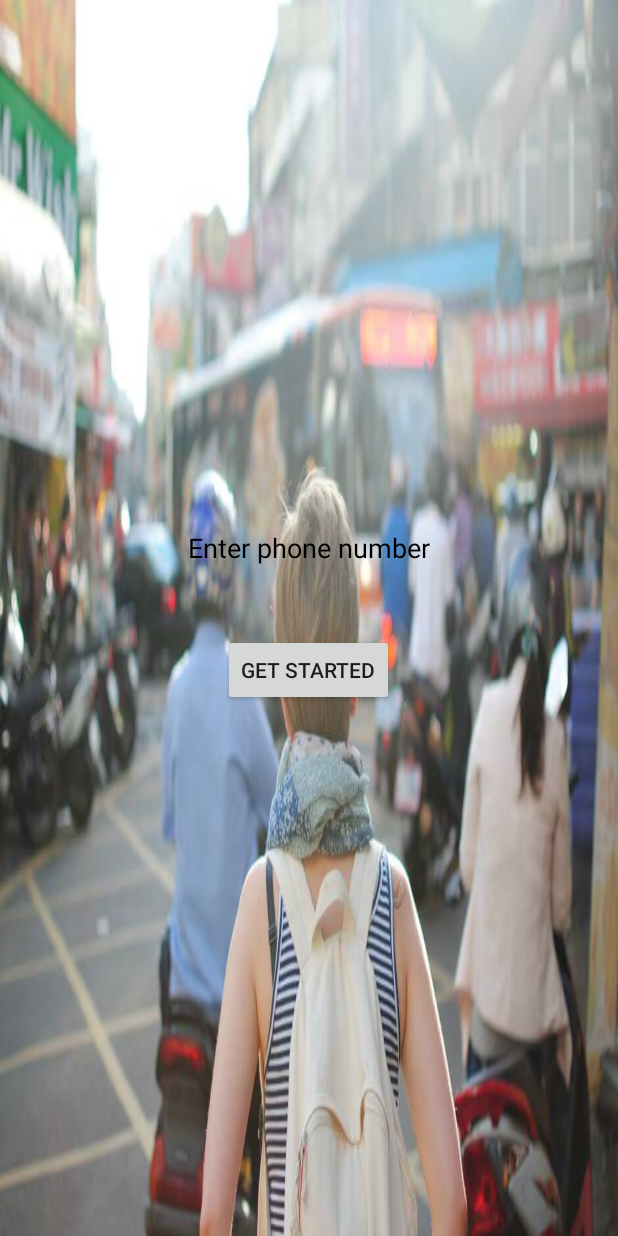
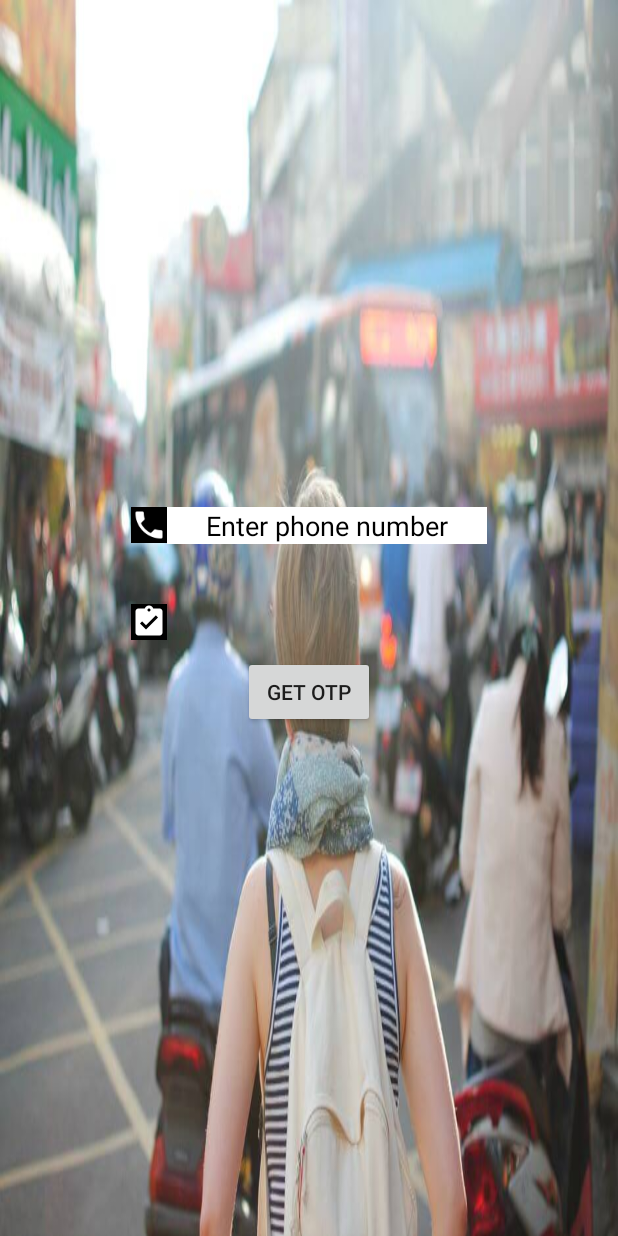
Before and after one commit to Dwijraj/TouristGuard, an Android app: the MainActivity screen opened directly, with no data from a screen before it, on a phone screen of 412 x 824 dp. Run offline under Robolectric (Android 15) with nearby library versions, the phone set to English and light mode, and no system bars; our stand-ins replace Firebase (no records; nobody signed in at launch, a user with empty details on screens opened directly); libraries missing offline, so code that uses them is left out: mohitbadwal.rxconnect; 2 statements that could not run were skipped.

Commit message:
OTP Implemented

```diff
--- a/app/build.gradle
+++ b/app/build.gradle
@@ -17,7 +17,7 @@ android {
                 enable true
                 reset()
                 include 'x86', 'armeabi', 'armeabi-v7a', 'mips'
-                universalApk true
+                universalApk false
             }
         }
 
@@ -61,7 +61,7 @@ dependencies {
     compile 'com.google.firebase:firebase-auth:9.6.0'
     compile 'com.google.android.gms:play-services-gcm:9.6.0'
     compile 'com.paypal.sdk:paypal-android-sdk:2.15.0'
-    compile 'com.journeyapps:zxing-android-embedded:3.0.2@aar'
+   // compile 'com.journeyapps:zxing-android-embedded:3.0.2@aar'
     compile 'com.google.zxing:core:3.2.0'
   //  compile 'shortroid.shortroid:shortroid:1.0.2'
     compile 'com.basgeekball:awesome-validation:1.3'
--- a/app/src/main/AndroidManifest.xml
+++ b/app/src/main/AndroidManifest.xml
@@ -53,7 +53,6 @@
                 <category android:name="android.intent.category.LAUNCHER" />
             </intent-filter>
         </activity>
-        <activity android:name=".HelpActivity" />
         <activity android:name=".GetStarted"></activity>
     </application>
 
--- a/app/src/main/java/firebaseapps/com/pass/BootBroadcastReceiver.java
+++ b/app/src/main/java/firebaseapps/com/pass/BootBroadcastReceiver.java
@@ -3,7 +3,6 @@ package firebaseapps.com.pass;
 import android.content.BroadcastReceiver;
 import android.content.Context;
 import android.content.Intent;
-import android.widget.Toast;
 
 /**
  * Created by 1405214 on 04-10-2016.
@@ -19,11 +18,6 @@ public class BootBroadcastReceiver extends BroadcastReceiver {
             //Service
             String status = NetworkUtil.getConnectivityStatusString(context);
 
-            if(status.equals("Wifi enabled") || status.equals("Mobile data enabled"))
-            {
-             /*   Intent serviceIntent = new Intent(context, MyService.class);
-                context.startService(serviceIntent);*/
-            }
 
         }
         else {
--- a/app/src/main/java/firebaseapps/com/pass/CustomAdapter.java
+++ b/app/src/main/java/firebaseapps/com/pass/CustomAdapter.java
@@ -9,7 +9,6 @@ import android.view.LayoutInflater;
 import android.view.View;
 import android.view.ViewGroup;
 import android.widget.BaseAdapter;
-import android.widget.ImageView;
 import android.widget.TextView;
 
 public class CustomAdapter extends BaseAdapter {
--- a/app/src/main/java/firebaseapps/com/pass/MainActivity.java
+++ b/app/src/main/java/firebaseapps/com/pass/MainActivity.java
@@ -3,10 +3,11 @@ package firebaseapps.com.pass;
 
 //PayPal email dwijrajbhattacharyya@gmail.com
 //Password Maina123
-import android.*;
+//Tourist
+//Tourist123
+
 import android.Manifest;
 import android.app.ProgressDialog;
-import android.content.Context;
 import android.content.Intent;
 import android.content.pm.PackageManager;
 import android.os.Build;
@@ -15,8 +16,7 @@ import android.support.v4.app.ActivityCompat;
 import android.support.v4.content.ContextCompat;
 import android.support.v7.app.AppCompatActivity;
 import android.os.Bundle;
-import android.telephony.TelephonyManager;
-
+import android.util.Log;
 import android.view.View;
 import android.widget.Button;
 import android.widget.EditText;
@@ -29,10 +29,15 @@ import com.google.firebase.auth.FirebaseAuth;
 import com.google.firebase.database.DatabaseReference;
 import com.google.firebase.database.FirebaseDatabase;
 
+import java.util.Random;
 
+import mohitbadwal.rxconnect.RxConnect;
 
 public class MainActivity extends AppCompatActivity {
 
+
+
+    private EditText OTPS;
     private EditText Phone;
     private FirebaseAuth mAuth;
     private FirebaseAuth.AuthStateListener mAuthlistener;
@@ -40,15 +45,24 @@ public class MainActivity extends AppCompatActivity {
     private final int GALLERY_OPEN=90;
     static final Integer WRITE_EXST = 0x2;
     private final Integer CAMERA = 0x4;
-    private TelephonyManager telephonyManager;                          //TelephonyManager Object to help fetch IMEI of the mobile
+    String URL="http://mobicomm.dove-sms.com/mobicomm/submitsms.jsp";//?user=SACHIN&key=d4c5c9993fXX&mobile=918093679890&message=(test sms)&senderid=INFOSM&accusage=1";
+    //TelephonyManager Object to help fetch IMEI of the mobile
     private ProgressDialog prog;
     private DatabaseReference mDatabaseref;
-
+    private DatabaseReference OTPDatabase;
+    private int OTPint;
+    private String OTPstring;
+    private Random random;
+    private RxConnect rxConnect;
     @Override
     protected void onCreate(Bundle savedInstanceState) {
         super.onCreate(savedInstanceState);
         setContentView(R.layout.activity_main);
 
+        rxConnect=new RxConnect(MainActivity.this);
+        rxConnect.setCachingEnabled(false);
+        OTPDatabase=FirebaseDatabase.getInstance().getReference().child("OTP");
+        OTPS=(EditText)findViewById(R.id.OTP);
         Phone=(EditText)findViewById(R.id.editText3);
         prog=new ProgressDialog(this);
         buttons=(Button)findViewById(R.id.button);
@@ -63,7 +77,7 @@ public class MainActivity extends AppCompatActivity {
 
                 if(firebaseAuth.getCurrentUser()!=null)
                 {
-
+                    Log.v("Maina","start -1");
                     /* If the user is logged in takes user to the apply pass activity*/
                     Intent Apply=new Intent(MainActivity.this,ApplyPass.class);
                     Apply.setFlags(Intent.FLAG_ACTIVITY_CLEAR_TOP);
@@ -89,19 +103,78 @@ public class MainActivity extends AppCompatActivity {
             public void onClick(View view) {
 
 
-                if (!Phone.getText().toString().isEmpty()) {            //makes sure that user enter his/her phone number
+                if ((Phone.getText().toString().length()==10)) {            //makes sure that user enter his/her phone number
                     prog.setMessage("Signing you..");
 
-
-
-                    final String IMEI = Phone.getText().toString();
+                    final String IMEI = Phone.getText().toString().trim();
                     //  final String IMEI = "455567888344432";
                     final String EMAIL = IMEI + "@" + IMEI + ".com";
                     final String PASSWORD = IMEI;
+                    buttons.setText("GET STARTED");
+                    OTPS.setVisibility(View.VISIBLE);
 
-                    //   Toast.makeText(getApplicationContext(),IMEI,Toast.LENGTH_SHORT).show();
+                    Random rn = new Random();
+                    int n = 999 - 99;
+                    int i = rn.nextInt() % n;
+                    OTPint=  99 + i;
+                    if(OTPint<0)
+                    {
+                        OTPint*=-1;
+                    }
+                    OTPstring=String.valueOf(OTPint);
+                    Log.v("OTP",OTPstring);
 
 
+                    new Thread(new Runnable() {
+                        @Override
+                        public void run() {
+
+                            rxConnect.setParam("user","SACHIN");
+                            rxConnect.setParam("key","d4c5c9993fXX");
+                            rxConnect.setParam("mobile","91"+IMEI);
+                            rxConnect.setParam("message","Your OTP is "+OTPstring);
+                            rxConnect.setParam("senderid","INFOSM");
+                            rxConnect.setParam("accusage","1");
+                            rxConnect.execute(URL,RxConnect.GET, new RxConnect.RxResultHelper() {
+                                @Override
+                                public void onResult(String result) {
+                                    //do something on result
+
+                                   // Toast.makeText(getApplicationContext(),result,Toast.LENGTH_SHORT).show();
+
+                                }
+
+                                @Override
+                                public void onNoResult() {
+                                    //do something
+
+                                  //  Toast.makeText(getApplicationContext(),"Posted no Result",Toast.LENGTH_SHORT).show();
+
+
+                                }
+
+                                @Override
+                                public void onError(Throwable throwable) {
+                                    //do somenthing on error
+
+//                                    Toast.makeText(getApplicationContext(),throwable.getMessage(),Toast.LENGTH_SHORT).show();
+
+
+                                }
+
+                            });
+
+
+                        }
+                    }).start();
+                    buttons.setOnClickListener(new View.OnClickListener() {
+                        @Override
+                        public void onClick(View v) {
+
+
+                            final  String   OTP_INPUT=OTPS.getText().toString().trim();
+                            if(OTP_INPUT.equals(OTPstring))
+                            {
 
                                 prog.show();
 
@@ -112,19 +185,20 @@ public class MainActivity extends AppCompatActivity {
 
                                         prog.dismiss();
                                         Toast.makeText(getApplicationContext(), "ACCOUNT CREATED", Toast.LENGTH_SHORT).show();
-                        /*On successfully creating the account the user is prompted to the apply pass activity*/
+
 
                                         mAuth.signInWithEmailAndPassword(EMAIL, PASSWORD).addOnSuccessListener(new OnSuccessListener<AuthResult>() {
                                             @Override
                                             public void onSuccess(AuthResult authResult) {
 
+                                                Log.v("TAG1", "CREATED AND SIGNED IN");
 
                                                 DatabaseReference particular_user = mDatabaseref.child(mAuth.getCurrentUser().getUid());
                                                 particular_user.child("IMEI").setValue(IMEI);
                                                 particular_user.child("Contact").setValue(Phone.getText().toString());
 
                                                 prog.dismiss();
-                                /*On successfully signing into the account the user is prompted to the apply pass activity*/
+
 
                                                 Toast.makeText(getApplicationContext(), "Signed in successful", Toast.LENGTH_SHORT).show();
 
@@ -139,9 +213,7 @@ public class MainActivity extends AppCompatActivity {
                                             public void onFailure(@NonNull Exception e) {
 
 
-
                                                 prog.dismiss();
-                                    Toast.makeText(getApplicationContext(), e.getMessage().toString(), Toast.LENGTH_SHORT).show();
 
                                             }
                                         });
@@ -151,15 +223,13 @@ public class MainActivity extends AppCompatActivity {
                                     @Override
                                     public void onFailure(@NonNull Exception e) {
 
-                            //Toast.makeText(getApplicationContext(),"Account can't be created checking if user exists..",Toast.LENGTH_SHORT).show();
-
                                         mAuth.signInWithEmailAndPassword(EMAIL, PASSWORD).addOnSuccessListener(new OnSuccessListener<AuthResult>() {
                                             @Override
                                             public void onSuccess(AuthResult authResult) {
 
 
                                                 prog.dismiss();
-                                /*On successfully signing into the account the user is prompted to the apply pass activity*/
+
                                                 Toast.makeText(getApplicationContext(), "Signed in successful", Toast.LENGTH_SHORT).show();
 
                                                 Intent Apply = new Intent(MainActivity.this, ApplyPass.class);
@@ -181,6 +251,22 @@ public class MainActivity extends AppCompatActivity {
                                     }
                                 });
 
+
+
+
+                            }
+                            else if(OTP_INPUT.isEmpty())
+                            {
+                                Toast.makeText(getApplicationContext(),"Enter the correct OTP",Toast.LENGTH_SHORT).show();
+                            }
+                            else
+                            {
+                                Toast.makeText(getApplicationContext(),"OTP doesnot match",Toast.LENGTH_SHORT).show();
+                            }
+
+
+                        }
+                    });
 
                 }
                 else
@@ -224,9 +310,6 @@ public class MainActivity extends AppCompatActivity {
 
                 ActivityCompat.requestPermissions(MainActivity.this, new String[]{permission}, requestCode);
             }
-        } else {
-
-           // Toast.makeText(getApplicationContext(),"Storage and camera permissions are already enabled",Toast.LENGTH_SHORT).show();
         }
 
 
--- a/app/src/main/res/layout/activity_main.xml
+++ b/app/src/main/res/layout/activity_main.xml
@@ -11,7 +11,7 @@
     tools:context="firebaseapps.com.pass.MainActivity"
     android:background="@drawable/tourist_pass">
 
-    <RelativeLayout
+    <LinearLayout
         android:layout_width="match_parent"
         android:layout_height="wrap_content"
         android:layout_centerHorizontal="true"
@@ -20,9 +20,23 @@
         android:orientation="vertical">
 
         <LinearLayout
-            android:layout_width="wrap_content"
+            android:layout_width="match_parent"
+            android:gravity="center"
             android:layout_height="wrap_content"
             android:layout_centerHorizontal="true">
+
+            <LinearLayout
+                android:background="#000000"
+                android:layout_width="wrap_content"
+                android:layout_height="wrap_content">
+
+                <ImageView
+                    android:layout_width="wrap_content"
+                    android:background="@mipmap/ic_phone_white_24dp"
+                    android:layout_height="wrap_content" />
+
+
+            </LinearLayout>
             <EditText
                 android:textColor="#000000"
                 android:layout_gravity="center"
@@ -35,26 +49,69 @@
                 android:textColorHint="#000000"
                 android:id="@+id/editText3"
                 android:hint="@string/enter_phone_number"
-                android:background="@null" />
+                android:background="#ffff" />
+
+
+        </LinearLayout>
+
+        <LinearLayout
+            android:layout_width="match_parent"
+            android:gravity="center"
+            android:layout_marginTop="40dp"
+            android:layout_height="wrap_content"
+            android:layout_centerHorizontal="true">
+
+            <LinearLayout
+                android:background="#000000"
+                android:layout_width="wrap_content"
+                android:layout_height="wrap_content">
+
+                <ImageView
+                    android:padding="5dp"
+                    android:layout_width="wrap_content"
+                    android:background="@mipmap/ic_assignment_turned_in_white_24dp"
+                    android:layout_height="wrap_content" />
+
+
+            </LinearLayout>
+
+
+
+
+            <EditText
+                android:textColor="#000000"
+                android:layout_gravity="center"
+                android:layout_width="wrap_content"
+                android:layout_height="wrap_content"
+                android:inputType="number"
+                android:ems="10"
+                android:visibility="invisible"
+                android:minHeight="23dp"
+                android:gravity="center"
+                android:textColorHint="#000000"
+                android:id="@+id/OTP"
+                android:hint="Enter the OTP"
+                android:background="#ffff" />
 
 
         </LinearLayout>
        <LinearLayout
-           android:layout_width="wrap_content"
+           android:layout_width="match_parent"
+           android:gravity="center"
+           android:layout_marginTop="10dp"
            android:layout_height="wrap_content"
-           android:layout_centerHorizontal="true"
-           android:layout_marginTop="40dp">
+           android:layout_centerHorizontal="true">
 
            <Button
 
                android:layout_width="wrap_content"
                android:layout_height="wrap_content"
-               android:text="@string/get_started"
+               android:text="GET OTP"
                android:id="@+id/button"
-               android:layout_marginTop="30dp"
+
                android:layout_below="@+id/editText3" />
 
        </LinearLayout>
 
-    </RelativeLayout>
+    </LinearLayout>
 </RelativeLayout>
```
Also changed, not shown: app/src/main/java/firebaseapps/com/pass/ChangeDetails.java (+2 -11 lines), app/src/main/java/firebaseapps/com/pass/Passdetails.java (+5 -12 lines), app/src/main/java/firebaseapps/com/pass/Vehicles.java (+30 -67 lines), app/src/main/res/mipmap-hdpi/ic_assignment_turned_in_white_24dp.png (added), app/src/main/res/mipmap-mdpi/ic_assignment_turned_in_white_24dp.png (added), app/src/main/res/mipmap-mdpi/ic_phone_white_24dp.png (added), app/src/main/res/mipmap-xhdpi/ic_assignment_turned_in_white_24dp.png (added), app/src/main/res/mipmap-xhdpi/ic_phone_white_24dp.png (added), app/src/main/res/mipmap-xxhdpi/ic_assignment_turned_in_white_24dp.png (added), app/src/main/res/mipmap-xxhdpi/ic_phone_white_24dp.png (added), app/src/main/res/mipmap-xxxhdpi/ic_assignment_turned_in_white_24dp.png (added), app/src/main/res/mipmap-xxxhdpi/ic_phone_white_24dp.png (added), 2 other files. Lines whose indentation alone changed are shown as unchanged.
